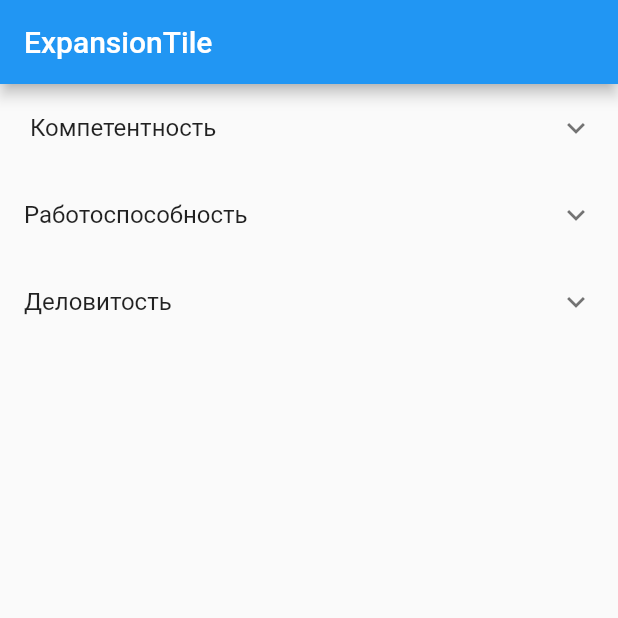
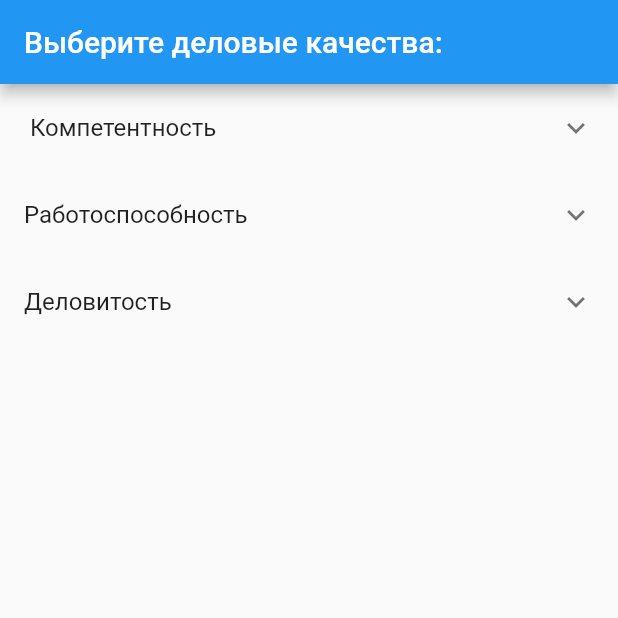
Before and after one commit to CoMatu/flutter_app2, a Flutter app: the screen it shows after launch, on a phone screen of 412 x 824 dp, the top half of it. Run offline on Flutter 3.47's test engine with Material 2 defaults, Android fonts, the phone set to English and light mode, and no system bars.

Commit message:
исправил ошибки в конструкторе класса, чекбоксы еще не доделал

```diff
--- a/lib/main.dart
+++ b/lib/main.dart
@@ -8,7 +8,7 @@ class ExpansionTileSample extends StatelessWidget {
     return new MaterialApp(
       home: new Scaffold(
         appBar: new AppBar(
-          title: const Text('ExpansionTile'),
+          title: const Text('Выберите деловые качества:'),
         ),
         body: new ListView.builder(
           itemBuilder: (BuildContext context, int index) => new EntryItem(data[index]),
@@ -20,8 +20,8 @@ class ExpansionTileSample extends StatelessWidget {
 }
 
 class EntryItem extends StatefulWidget {
-const EntryItem(this.entry);
-final Entry entry;
+  final Entry entry;
+  const EntryItem(this.entry);
   @override
   _EntryItemState createState() {
     return new _EntryItemState(entry);
@@ -31,8 +31,9 @@ final Entry entry;
 class _EntryItemState extends State<EntryItem> {
 
   Entry entry;
-
-  _EntryItemState(this.entry);
+  _EntryItemState(Entry entry){
+    this.entry = entry;
+  }
 
   Widget _buildTiles(Entry root) {
     if (root.children.isEmpty)
```
